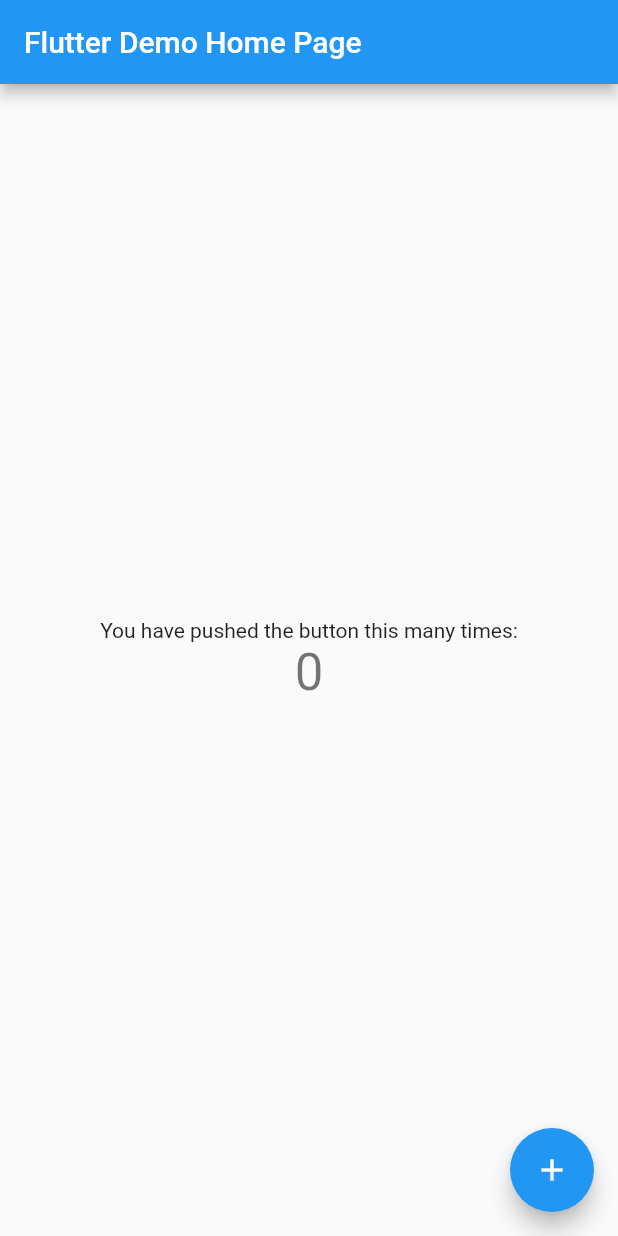
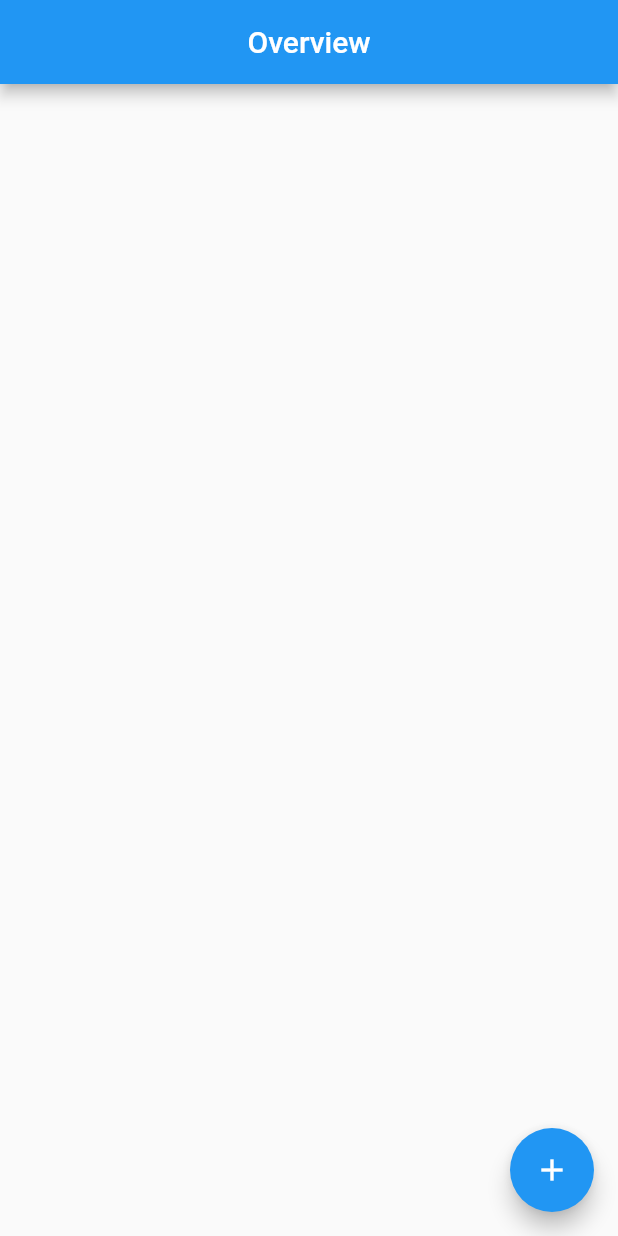
Before and after one commit to Pachj/lernjournal, a Flutter app: the screen it shows after launch, on a phone screen of 412 x 824 dp. Run offline on Flutter 3.47's test engine with Material 2 defaults, Android fonts, the phone set to English and light mode, and no system bars.

Commit message:
create basic overview screen

```diff
--- a/lib/main.dart
+++ b/lib/main.dart
@@ -1,4 +1,5 @@
 import 'package:flutter/material.dart';
+import 'package:lernjournal/screens/overview.dart';
 
 void main() {
   runApp(const MyApp());
@@ -15,54 +16,7 @@ class MyApp extends StatelessWidget {
       theme: ThemeData(
         primarySwatch: Colors.blue,
       ),
-      home: const MyHomePage(title: 'Flutter Demo Home Page'),
+      home: const Overview(),
     );
   }
 }
-
-class MyHomePage extends StatefulWidget {
-  const MyHomePage({super.key, required this.title});
-
-  final String title;
-
-  @override
-  State<MyHomePage> createState() => _MyHomePageState();
-}
-
-class _MyHomePageState extends State<MyHomePage> {
-  int _counter = 0;
-
-  void _incrementCounter() {
-    setState(() {
-      _counter++;
-    });
-  }
-
-  @override
-  Widget build(BuildContext context) {
-    return Scaffold(
-      appBar: AppBar(
-        title: Text(widget.title),
-      ),
-      body: Center(
-        child: Column(
-          mainAxisAlignment: MainAxisAlignment.center,
-          children: <Widget>[
-            const Text(
-              'You have pushed the button this many times:',
-            ),
-            Text(
-              '$_counter',
-              style: Theme.of(context).textTheme.headline4,
-            ),
-          ],
-        ),
-      ),
-      floatingActionButton: FloatingActionButton(
-        onPressed: _incrementCounter,
-        tooltip: 'Increment',
-        child: const Icon(Icons.add),
-      ),
-    );
-  }
-}
--- /dev/null
+++ b/lib/screens/overview.dart
@@ -0,0 +1,30 @@
+import 'package:flutter/material.dart';
+import 'package:flutter/src/widgets/container.dart';
+import 'package:flutter/src/widgets/framework.dart';
+
+class Overview extends StatefulWidget {
+  const Overview({super.key});
+
+  @override
+  State<Overview> createState() => _OverviewState();
+}
+
+class _OverviewState extends State<Overview> {
+  @override
+  Widget build(BuildContext context) {
+    return Scaffold(
+      appBar: AppBar(
+        title: const Text('Overview'),
+        centerTitle: true,
+      ),
+      floatingActionButton: FloatingActionButton(
+        onPressed: () {},
+        backgroundColor: Theme.of(context).primaryColor,
+        child: const Icon(Icons.add),
+      ),
+      body: SingleChildScrollView(
+        child: Column(),
+      ),
+    );
+  }
+}
```
